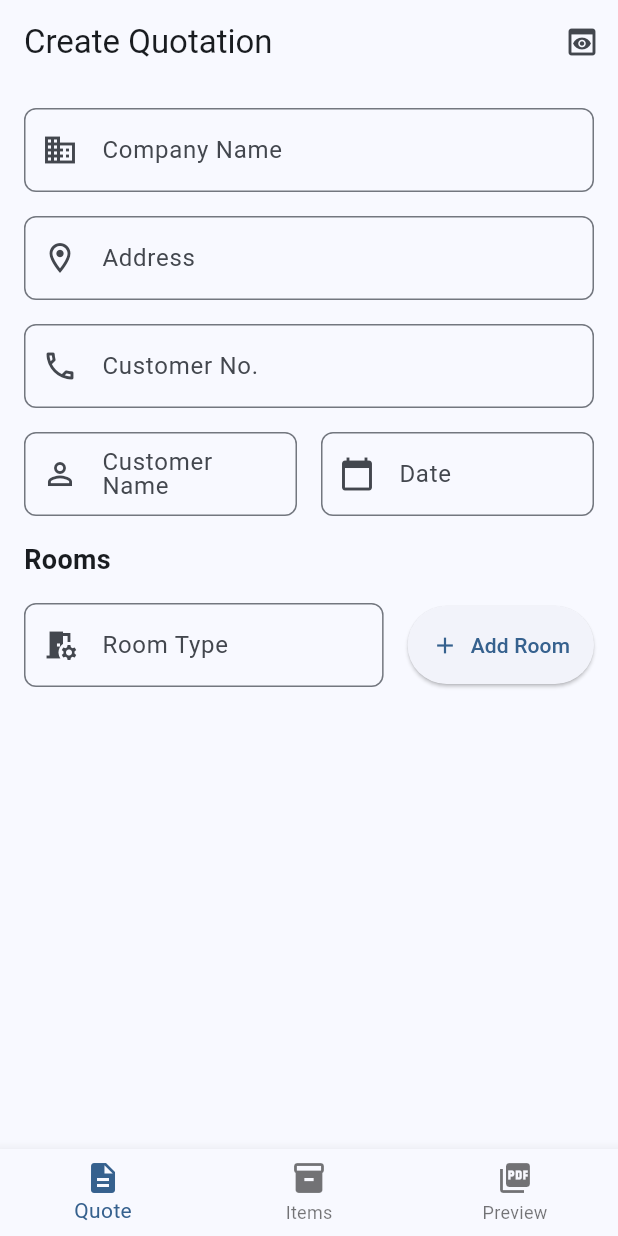
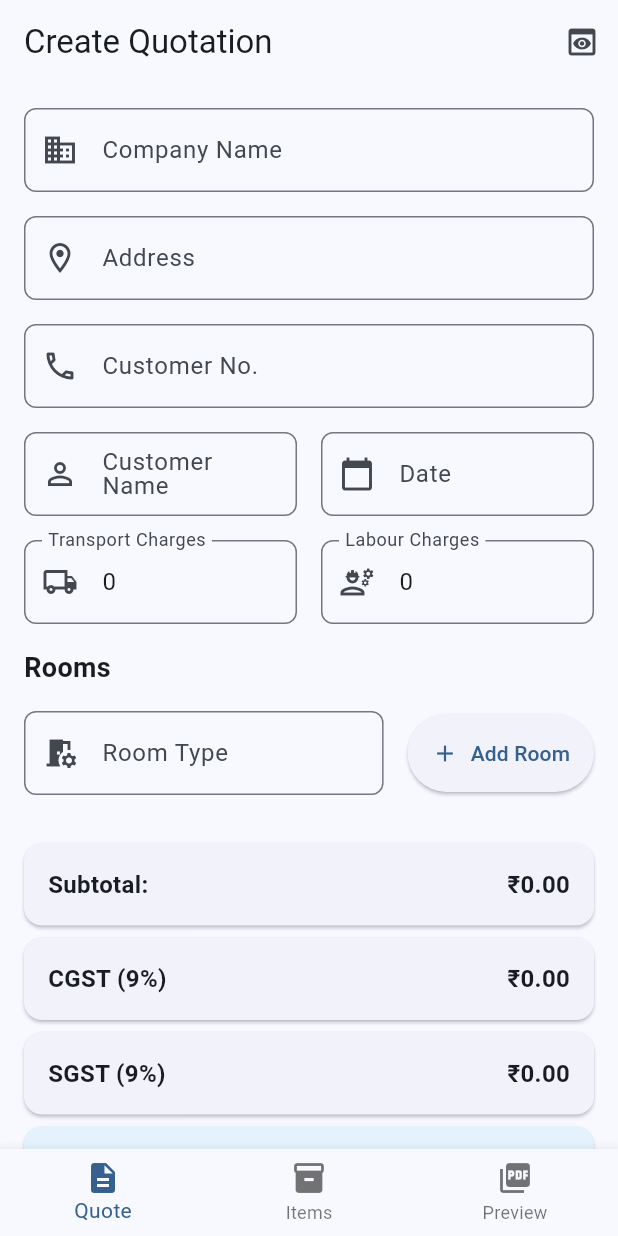
Before and after one commit to Sahil-Lakhani/Auto-Quote, a Flutter app: the screen it shows after launch, on a phone screen of 412 x 824 dp. Run offline on Flutter 3.47's test engine with Material 3 defaults, Android fonts, the phone set to English and light mode, and no system bars; our stand-ins replace cloud_firestore, firebase_core, pdf, printing; accounts and stored records are empty; generated files the repository leaves out were written again.

Commit message:
added transport labour and gst fields with providers

```diff
--- a/lib/screens/quote_form_screen.dart
+++ b/lib/screens/quote_form_screen.dart
@@ -20,6 +20,8 @@ class _QuoteFormScreenState extends State<QuoteFormScreen> {
   final _customerController = TextEditingController();
   final _dateController = TextEditingController();
   final _roomTypeController = TextEditingController();
+  final _transportController = TextEditingController();
+  final _labourController = TextEditingController();
 
   final FirebaseService _firebaseService = FirebaseService();
   final Map<int, Product?> _selectedProducts = {};
@@ -35,6 +37,8 @@ class _QuoteFormScreenState extends State<QuoteFormScreen> {
       _phoneController.text = provider.phone;
       _customerController.text = provider.customerName;
       _dateController.text = provider.date;
+      _transportController.text = provider.transportCharges.toString();
+      _labourController.text = provider.laborCharges.toString();
 
       // Setup listeners
       _companyController.addListener(() {
@@ -52,6 +56,12 @@ class _QuoteFormScreenState extends State<QuoteFormScreen> {
       _dateController.addListener(() {
         provider.updateDate(_dateController.text);
       });
+      _transportController.addListener(() {
+        provider.updateTransportCharges(_transportController.text);
+      });
+      _labourController.addListener(() {
+        provider.updateLaborCharges(_labourController.text);
+      });
     });
   }
 
@@ -63,6 +73,8 @@ class _QuoteFormScreenState extends State<QuoteFormScreen> {
     _customerController.dispose();
     _dateController.dispose();
     _roomTypeController.dispose();
+    _transportController.dispose();
+    _labourController.dispose();
     super.dispose();
   }
 
@@ -72,6 +84,7 @@ class _QuoteFormScreenState extends State<QuoteFormScreen> {
     provider.addRoom(QuoteRoomType(
         title: _roomTypeController.text,
         items: [],
+      roomTotal: provider.roomTotal,
       ));
       _roomTypeController.clear();
   }
@@ -157,8 +170,9 @@ class _QuoteFormScreenState extends State<QuoteFormScreen> {
                   itemBuilder: (context, itemIndex) {
                     final item = room.items[itemIndex];
                     return Padding(
-                            padding:
-                                const EdgeInsets.only(left: 15,),
+                            padding: const EdgeInsets.only(
+                              left: 15,
+                            ),
                       child: Column(
                         crossAxisAlignment: CrossAxisAlignment.start,
                         mainAxisAlignment: MainAxisAlignment.start,
@@ -430,9 +444,83 @@ class _QuoteFormScreenState extends State<QuoteFormScreen> {
           ),
         );
       }).toList(),
-            if (provider.rooms.isNotEmpty)
               Card(
                 margin: const EdgeInsets.only(top: 16),
+              child: Padding(
+                padding: const EdgeInsets.all(16),
+                child: Row(
+                  mainAxisAlignment: MainAxisAlignment.spaceBetween,
+                  children: [
+                    const Text(
+                      'Subtotal:',
+                      style: TextStyle(
+                        fontWeight: FontWeight.bold,
+                        fontSize: 16,
+                      ),
+                    ),
+                    Text(
+                      '₹${provider.subtotal.toStringAsFixed(2)}',
+                      style: const TextStyle(
+                        fontWeight: FontWeight.bold,
+                        fontSize: 16,
+                      ),
+                    ),
+                  ],
+                ),
+              ),
+            ),
+            Card(
+              margin: const EdgeInsets.only(top: 8),
+              child: Padding(
+                padding: const EdgeInsets.all(16),
+                child: Row(
+                  mainAxisAlignment: MainAxisAlignment.spaceBetween,
+                  children: [
+                    const Text(
+                      'CGST (9%)',
+                      style: TextStyle(
+                        fontWeight: FontWeight.bold,
+                        fontSize: 16,
+                      ),
+                    ),
+                    Text(
+                      '₹${provider.cgst.toStringAsFixed(2)}',
+                      style: const TextStyle(
+                        fontWeight: FontWeight.bold,
+                        fontSize: 16,
+                      ),
+                    ),
+                  ],
+                ),
+              ),
+            ),
+            Card(
+              margin: const EdgeInsets.only(top: 8),
+              child: Padding(
+                padding: const EdgeInsets.all(16),
+                child: Row(
+                  mainAxisAlignment: MainAxisAlignment.spaceBetween,
+                  children: [
+                    const Text(
+                      'SGST (9%)',
+                      style: TextStyle(
+                        fontWeight: FontWeight.bold,
+                        fontSize: 16,
+                      ),
+                    ),
+                    Text(
+                      '₹${provider.sgst.toStringAsFixed(2)}',
+                      style: const TextStyle(
+                        fontWeight: FontWeight.bold,
+                        fontSize: 16,
+                      ),
+                    ),
+                  ],
+                ),
+              ),
+            ),
+            Card(
+              margin: const EdgeInsets.only(top: 8),
                 color: Colors.blue[50],
                 child: Padding(
                   padding: const EdgeInsets.all(16),
@@ -447,7 +535,7 @@ class _QuoteFormScreenState extends State<QuoteFormScreen> {
                         ),
                       ),
                       Text(
-                        '₹${grandTotal.toStringAsFixed(2)}',
+                      '₹${provider.grandTotal.toStringAsFixed(2)}',
                         style: const TextStyle(
                           fontWeight: FontWeight.bold,
                           fontSize: 18,
@@ -468,6 +556,8 @@ class _QuoteFormScreenState extends State<QuoteFormScreen> {
     final provider = context.read<QuoteFormProvider>();
     return Quote(
       companyName: provider.companyName,
+      transportCharges: provider.transportCharges,
+      laborCharges: provider.laborCharges,
       address: provider.address,
       phone: provider.phone,
       clientName: provider.customerName,
@@ -475,6 +565,10 @@ class _QuoteFormScreenState extends State<QuoteFormScreen> {
           ? DateTime.parse(provider.date)
           : DateTime.now(),
       sections: provider.rooms,
+      subtotal: provider.subtotal,
+      cgst: provider.cgst,
+      sgst: provider.sgst,
+      grandTotal: provider.grandTotal,
     );
   }
 
@@ -486,10 +580,12 @@ class _QuoteFormScreenState extends State<QuoteFormScreen> {
       lastDate: DateTime(2100),
     );
     if (picked != null) {
-      setState(() {
         final provider = context.read<QuoteFormProvider>();
-        provider.updateDate(picked.toIso8601String().split('T')[0]);
-      });
+      // Format the date as dd/MM/yyyy
+      final formattedDate =
+          "${picked.day.toString().padLeft(2, '0')}/${picked.month.toString().padLeft(2, '0')}/${picked.year}";
+      _dateController.text = formattedDate;
+      provider.updateDate(formattedDate);
     }
   }
 
@@ -588,6 +684,40 @@ class _QuoteFormScreenState extends State<QuoteFormScreen> {
               ],
             ),
             const SizedBox(height: 16),
+            Row(
+              children: [
+                Expanded(
+                  child: TextField(
+                    controller: _transportController,
+                    keyboardType: TextInputType.number,
+                    decoration: InputDecoration(
+                      label: const Text('Transport Charges'),
+                      hintText: '₹0',
+                      prefixIcon: const Icon(Icons.local_shipping_outlined),
+                      border: OutlineInputBorder(
+                        borderRadius: BorderRadius.circular(8),
+                      ),
+                    ),
+                  ),
+                ),
+                const SizedBox(width: 16),
+                Expanded(
+                  child: TextField(
+                    controller: _labourController,
+                    keyboardType: TextInputType.number,
+                    decoration: InputDecoration(
+                      label: const Text('Labour Charges'),
+                      hintText: '₹0',
+                      prefixIcon: const Icon(Icons.engineering_outlined),
+                      border: OutlineInputBorder(
+                        borderRadius: BorderRadius.circular(8),
+                      ),
+                    ),
+                  ),
+                ),
+              ],
+            ),
+            const SizedBox(height: 16),
             const Text(
               'Rooms',
               style: TextStyle(
```
